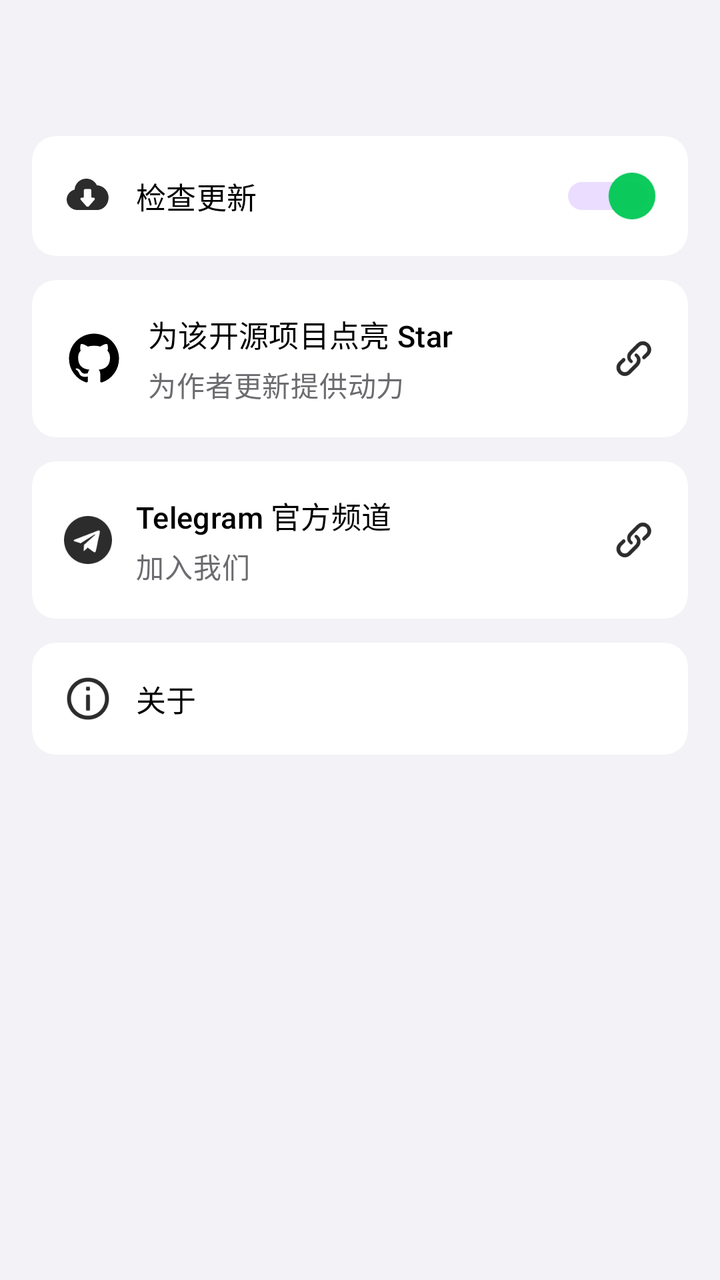
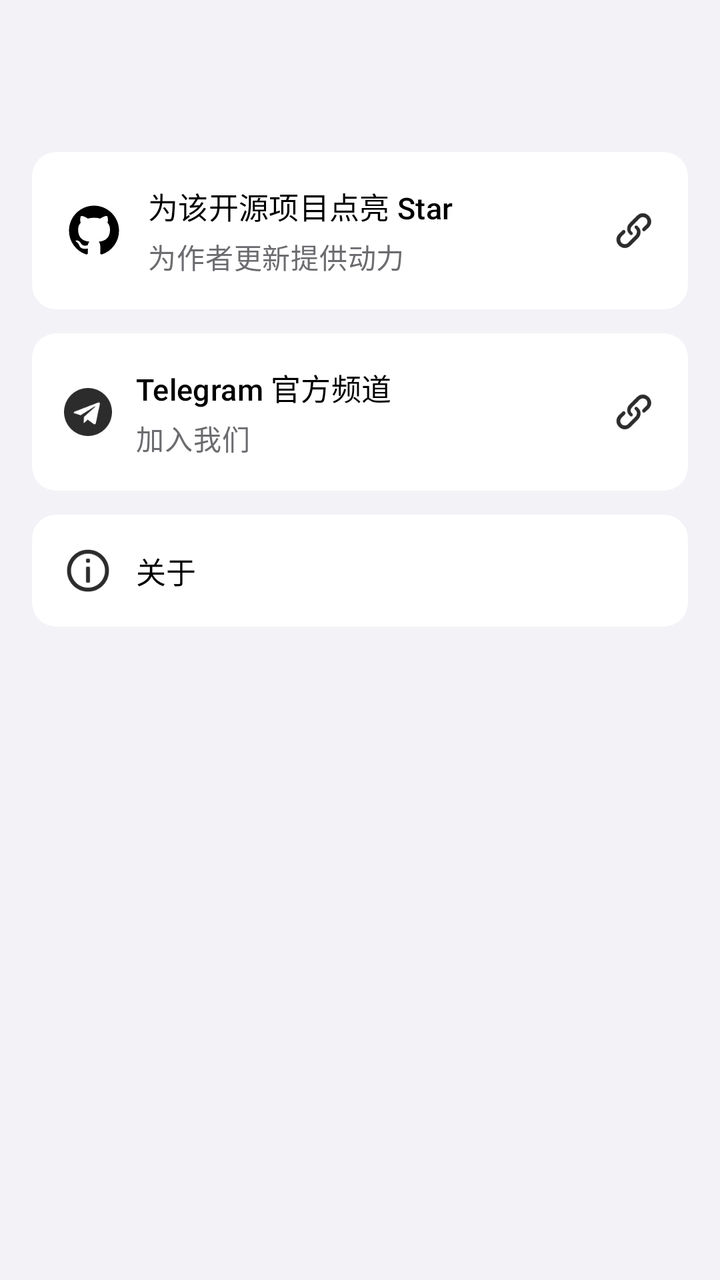

Two renders of the same Android screen: before a commit and after it. Below are the layout's source before the change and the commit's diff.
<!-- AndroidManifest.xml: application theme Theme.Aurora -->
<!-- res/layout/fragment_settings_placeholder.xml -->
<?xml version="1.0" encoding="utf-8"?>
<androidx.core.widget.NestedScrollView xmlns:android="http://schemas.android.com/apk/res/android"
    xmlns:app="http://schemas.android.com/apk/res-auto"
    android:layout_width="match_parent"
    android:layout_height="match_parent"
    android:clipToPadding="false"
    android:overScrollMode="never"
    android:paddingBottom="88dp">

    <LinearLayout
        android:layout_width="match_parent"
        android:layout_height="wrap_content"
        android:orientation="vertical"
        android:paddingHorizontal="@dimen/ios_screen_edge"
        android:paddingTop="64dp"
        android:paddingBottom="24dp">

        <com.google.android.material.card.MaterialCardView
            android:id="@+id/cardCheckUpdate"
            android:layout_width="match_parent"
            android:layout_height="wrap_content"
            android:layout_marginTop="4dp"
            app:cardBackgroundColor="@color/ios_card"
            app:cardCornerRadius="@dimen/ios_card_corner"
            app:cardElevation="0dp"
            app:strokeColor="@color/ios_glass_stroke"
            app:strokeWidth="1dp">

            <LinearLayout
                android:layout_width="match_parent"
                android:layout_height="wrap_content"
                android:gravity="center_vertical"
                android:orientation="horizontal"
                android:padding="@dimen/ios_card_padding">

                <ImageView
                    android:layout_width="24dp"
                    android:layout_height="24dp"
                    android:layout_marginEnd="12dp"
                    android:contentDescription="检查更新"
                    android:src="@drawable/ic_check_update" />

                <TextView
                    android:layout_width="0dp"
                    android:layout_height="wrap_content"
                    android:layout_weight="1"
                    android:text="检查更新"
                    android:textAppearance="@style/Widget.IOS.SubsectionTitle"
                    android:textColor="@color/ios_text_primary" />

                <androidx.appcompat.widget.SwitchCompat
                    android:id="@+id/switchCheckUpdate"
                    android:layout_width="wrap_content"
                    android:layout_height="wrap_content"
                    android:minHeight="28dp"
                    android:padding="0dp"
                    android:thumb="@drawable/switch_ios26_thumb"
                    android:track="@drawable/switch_ios26_track"
                    android:splitTrack="false"
                    android:checked="true" />
            </LinearLayout>
        </com.google.android.material.card.MaterialCardView>

        <com.google.android.material.card.MaterialCardView
            android:id="@+id/cardGithubRepo"
            android:layout_width="match_parent"
            android:layout_height="wrap_content"
            android:layout_marginTop="12dp"
            android:clickable="true"
            android:focusable="true"
            android:foreground="?attr/selectableItemBackground"
            app:cardBackgroundColor="@color/ios_card"
            app:cardCornerRadius="@dimen/ios_card_corner"
            app:cardElevation="0dp"
            app:strokeColor="@color/ios_glass_stroke"
            app:strokeWidth="1dp">

            <LinearLayout
                android:layout_width="match_parent"
                android:layout_height="wrap_content"
                android:gravity="center_vertical"
                android:orientation="horizontal"
                android:padding="@dimen/ios_card_padding">

                <ImageView
                    android:layout_width="30dp"
                    android:layout_height="30dp"
                    android:layout_marginEnd="12dp"
                    android:contentDescription="GitHub"
                    android:src="@drawable/ic_github_logo" />

                <LinearLayout
                    android:layout_width="0dp"
                    android:layout_height="wrap_content"
                    android:layout_weight="1"
                    android:orientation="vertical">

                    <TextView
                        android:layout_width="wrap_content"
                        android:layout_height="wrap_content"
                        android:text="为该开源项目点亮 Star"
                        android:textAppearance="@style/Widget.IOS.SubsectionTitle"
                        android:textColor="@color/ios_text_primary" />

                    <TextView
                        android:layout_width="wrap_content"
                        android:layout_height="wrap_content"
                        android:layout_marginTop="4dp"
                        android:text="为作者更新提供动力"
                        android:textAppearance="@style/Widget.IOS.Body"
                        android:textColor="@color/ios_text_secondary" />
                </LinearLayout>

                <ImageView
                    android:layout_width="wrap_content"
                    android:layout_height="wrap_content"
                    android:contentDescription="打开链接"
                    android:src="@drawable/ic_link_chain" />
            </LinearLayout>
        </com.google.android.material.card.MaterialCardView>

        <com.google.android.material.card.MaterialCardView
            android:id="@+id/cardTelegramChannel"
            android:layout_width="match_parent"
            android:layout_height="wrap_content"
            android:layout_marginTop="12dp"
            android:clickable="true"
            android:focusable="true"
            android:foreground="?attr/selectableItemBackground"
            app:cardBackgroundColor="@color/ios_card"
            app:cardCornerRadius="@dimen/ios_card_corner"
            app:cardElevation="0dp"
            app:strokeColor="@color/ios_glass_stroke"
            app:strokeWidth="1dp">

            <LinearLayout
                android:layout_width="match_parent"
                android:layout_height="wrap_content"
                android:gravity="center_vertical"
                android:orientation="horizontal"
                android:padding="@dimen/ios_card_padding">

                <ImageView
                    android:layout_width="24dp"
                    android:layout_height="24dp"
                    android:layout_marginEnd="12dp"
                    android:contentDescription="Telegram"
                    android:src="@drawable/ic_telegram_channel" />

                <LinearLayout
                    android:layout_width="0dp"
                    android:layout_height="wrap_content"
                    android:layout_weight="1"
                    android:orientation="vertical">

                    <TextView
                        android:layout_width="wrap_content"
                        android:layout_height="wrap_content"
                        android:text="Telegram 官方频道"
                        android:textAppearance="@style/Widget.IOS.SubsectionTitle"
                        android:textColor="@color/ios_text_primary" />

                    <TextView
                        android:layout_width="wrap_content"
                        android:layout_height="wrap_content"
                        android:layout_marginTop="4dp"
                        android:text="加入我们"
                        android:textAppearance="@style/Widget.IOS.Body"
                        android:textColor="@color/ios_text_secondary" />
                </LinearLayout>

                <ImageView
                    android:layout_width="wrap_content"
                    android:layout_height="wrap_content"
                    android:contentDescription="打开链接"
                    android:src="@drawable/ic_link_chain" />
            </LinearLayout>
        </com.google.android.material.card.MaterialCardView>

        <com.google.android.material.card.MaterialCardView
            android:id="@+id/cardAbout"
            android:layout_width="match_parent"
            android:layout_height="wrap_content"
            android:layout_marginTop="12dp"
            android:clickable="true"
            android:focusable="true"
            android:foreground="?attr/selectableItemBackground"
            app:cardBackgroundColor="@color/ios_card"
            app:cardCornerRadius="@dimen/ios_card_corner"
            app:cardElevation="0dp"
            app:strokeColor="@color/ios_glass_stroke"
            app:strokeWidth="1dp">

            <LinearLayout
                android:layout_width="match_parent"
                android:layout_height="wrap_content"
                android:gravity="center_vertical"
                android:orientation="horizontal"
                android:padding="@dimen/ios_card_padding">

                <ImageView
                    android:layout_width="24dp"
                    android:layout_height="24dp"
                    android:layout_marginEnd="12dp"
                    android:contentDescription="关于"
                    android:src="@drawable/ic_about_info" />

                <LinearLayout
                    android:layout_width="0dp"
                    android:layout_height="wrap_content"
                    android:layout_weight="1"
                    android:orientation="vertical">

                    <TextView
                        android:layout_width="wrap_content"
                        android:layout_height="wrap_content"
                        android:text="关于"
                        android:textAppearance="@style/Widget.IOS.SubsectionTitle"
                        android:textColor="@color/ios_text_primary" />
                </LinearLayout>

            </LinearLayout>
        </com.google.android.material.card.MaterialCardView>
    </LinearLayout>
</androidx.core.widget.NestedScrollView>
<!-- resources referenced by this layout -->
<resources>
  <color name="ios_card">#FFFFFF</color>
  <color name="ios_glass_stroke">#33FFFFFF</color>
  <color name="ios_text_primary">#000000</color>
  <color name="ios_text_secondary">#6C6C70</color>
  <dimen name="ios_card_corner">12dp</dimen>
  <dimen name="ios_card_padding">16dp</dimen>
  <dimen name="ios_screen_edge">16dp</dimen>
  <!-- drawable ic_check_update (drawable) -->
  <?xml version="1.0" encoding="utf-8"?>
  <vector xmlns:android="http://schemas.android.com/apk/res/android"
      android:width="24dp"
      android:height="24dp"
      android:viewportWidth="1024"
      android:viewportHeight="1024">
      <path
          android:fillColor="#2C2C2C"
          android:pathData="M700.8128,282.71466667c-40.51733333,-83.82933333 -125.744,-141.11253333 -224.94186667,-141.11253334 -132.7296,0 -241.70773333,103.38986667 -250.09066666,233.3248C127.97866667,402.8704 56.72426667,488.09706667 56.72426667,588.69333333c0,118.75733333 99.19786667,216.55893333 223.54453333,223.54453334h419.14666667c138.31893333,0 251.488,-118.7584 251.488,-265.4592 0,-141.11253333 -110.37546667,-257.07733333 -250.09066667,-264.06293334zM652.144,591.30133333L529.84853333,731.42613333c-14.3808,13.6416 -37.7088,13.6416 -52.0864,0L355.46666667,591.30133333h-0.00106667c-3.5936,-4.6656 -5.7152,-10.34666667 -5.7152,-16.55466666 0,-15.3632 13.1168,-27.82293333 29.344,-27.82293334h29.344c8.07146667,0 14.66346667,-6.26986667 14.66346667,-13.91466666l0.3712,-142.25066667h0.03946666c0,-15.2352 13.0528,-27.57546667 29.20746667,-27.57546667h102.21973333c16.1376,0 29.20853333,12.34666667 29.20853334,27.5744l0.3712,142.25173334c0,7.66613333 6.59946667,13.91466667 14.66346666,13.91466666h29.34186667c16.21333333,0 29.35253333,12.45653333 29.35253333,27.82293334 0,6.19733333 -2.13333333,11.88693333 -5.73333333,16.55466666z" />
  </vector>
  <!-- drawable switch_ios26_thumb (drawable) -->
  <?xml version="1.0" encoding="utf-8"?>
  <selector xmlns:android="http://schemas.android.com/apk/res/android">
      <item android:state_checked="true">
          <shape android:shape="oval">
              <size android:width="24dp" android:height="24dp" />
              <solid android:color="#F2FFFFFF" />
              <stroke android:width="0.5dp" android:color="#26000000" />
          </shape>
      </item>
  
      <item>
          <shape android:shape="oval">
              <size android:width="24dp" android:height="24dp" />
              <solid android:color="#F2FFFFFF" />
              <stroke android:width="0.5dp" android:color="#26000000" />
          </shape>
      </item>
  </selector>
  <!-- drawable switch_ios26_track (drawable) -->
  <?xml version="1.0" encoding="utf-8"?>
  <selector xmlns:android="http://schemas.android.com/apk/res/android">
      <item android:state_checked="true">
          <shape android:shape="rectangle">
              <size android:height="28dp" />
              <corners android:radius="999dp" />
              
              <solid android:color="#3370FF" />
              <stroke android:width="1dp" android:color="#33000000" />
          </shape>
      </item>
  
      <item>
          <shape android:shape="rectangle">
              <size android:height="28dp" />
              <corners android:radius="999dp" />
              
              <solid android:color="#E5E5EA" />
              <stroke android:width="1dp" android:color="#33000000" />
          </shape>
      </item>
  </selector>
  <style name="Widget.IOS.Body" parent="TextAppearance.Material3.BodyMedium">
          <item name="android:textColor">@color/ios_text_primary</item>
          <item name="android:lineSpacingMultiplier">1.15</item>
      </style>
  <style name="Theme.Aurora" parent="Base.Theme.Aurora" />
  <color name="ios_accent">#00C853</color>
  <color name="white">#FFFFFFFF</color>
  <color name="ios_background_grouped">#F2F2F7</color>
  <!-- unchanged entries left out for length: 6 -->
</resources>

<!-- the commit's change to res/layout/fragment_settings_placeholder.xml (unified diff, before → after) -->
@@ -14,52 +14,6 @@
         android:paddingHorizontal="@dimen/ios_screen_edge"
         android:paddingTop="64dp"
         android:paddingBottom="24dp">
-
-        <com.google.android.material.card.MaterialCardView
-            android:id="@+id/cardCheckUpdate"
-            android:layout_width="match_parent"
-            android:layout_height="wrap_content"
-            android:layout_marginTop="4dp"
-            app:cardBackgroundColor="@color/ios_card"
-            app:cardCornerRadius="@dimen/ios_card_corner"
-            app:cardElevation="0dp"
-            app:strokeColor="@color/ios_glass_stroke"
-            app:strokeWidth="1dp">
-
-            <LinearLayout
-                android:layout_width="match_parent"
-                android:layout_height="wrap_content"
-                android:gravity="center_vertical"
-                android:orientation="horizontal"
-                android:padding="@dimen/ios_card_padding">
-
-                <ImageView
-                    android:layout_width="24dp"
-                    android:layout_height="24dp"
-                    android:layout_marginEnd="12dp"
-                    android:contentDescription="检查更新"
-                    android:src="@drawable/ic_check_update" />
-
-                <TextView
-                    android:layout_width="0dp"
-                    android:layout_height="wrap_content"
-                    android:layout_weight="1"
-                    android:text="检查更新"
-                    android:textAppearance="@style/Widget.IOS.SubsectionTitle"
-                    android:textColor="@color/ios_text_primary" />
-
-                <androidx.appcompat.widget.SwitchCompat
-                    android:id="@+id/switchCheckUpdate"
-                    android:layout_width="wrap_content"
-                    android:layout_height="wrap_content"
-                    android:minHeight="28dp"
-                    android:padding="0dp"
-                    android:thumb="@drawable/switch_ios26_thumb"
-                    android:track="@drawable/switch_ios26_track"
-                    android:splitTrack="false"
-                    android:checked="true" />
-            </LinearLayout>
-        </com.google.android.material.card.MaterialCardView>
 
         <com.google.android.material.card.MaterialCardView
             android:id="@+id/cardGithubRepo"
<!-- resource entries referenced after the edit -->
@@ -7,59 +7,6 @@
   <dimen name="ios_card_corner">12dp</dimen>
   <dimen name="ios_card_padding">16dp</dimen>
   <dimen name="ios_screen_edge">16dp</dimen>
-  <!-- drawable ic_check_update (drawable) -->
-  <?xml version="1.0" encoding="utf-8"?>
-  <vector xmlns:android="http://schemas.android.com/apk/res/android"
-      android:width="24dp"
-      android:height="24dp"
-      android:viewportWidth="1024"
-      android:viewportHeight="1024">
-      <path
-          android:fillColor="#2C2C2C"
-          android:pathData="M700.8128,282.71466667c-40.51733333,-83.82933333 -125.744,-141.11253333 -224.94186667,-141.11253334 -132.7296,0 -241.70773333,103.38986667 -250.09066666,233.3248C127.97866667,402.8704 56.72426667,488.09706667 56.72426667,588.69333333c0,118.75733333 99.19786667,216.55893333 223.54453333,223.54453334h419.14666667c138.31893333,0 251.488,-118.7584 251.488,-265.4592 0,-141.11253333 -110.37546667,-257.07733333 -250.09066667,-264.06293334zM652.144,591.30133333L529.84853333,731.42613333c-14.3808,13.6416 -37.7088,13.6416 -52.0864,0L355.46666667,591.30133333h-0.00106667c-3.5936,-4.6656 -5.7152,-10.34666667 -5.7152,-16.55466666 0,-15.3632 13.1168,-27.82293333 29.344,-27.82293334h29.344c8.07146667,0 14.66346667,-6.26986667 14.66346667,-13.91466666l0.3712,-142.25066667h0.03946666c0,-15.2352 13.0528,-27.57546667 29.20746667,-27.57546667h102.21973333c16.1376,0 29.20853333,12.34666667 29.20853334,27.5744l0.3712,142.25173334c0,7.66613333 6.59946667,13.91466667 14.66346666,13.91466666h29.34186667c16.21333333,0 29.35253333,12.45653333 29.35253333,27.82293334 0,6.19733333 -2.13333333,11.88693333 -5.73333333,16.55466666z" />
-  </vector>
-  <!-- drawable switch_ios26_thumb (drawable) -->
-  <?xml version="1.0" encoding="utf-8"?>
-  <selector xmlns:android="http://schemas.android.com/apk/res/android">
-      <item android:state_checked="true">
-          <shape android:shape="oval">
-              <size android:width="24dp" android:height="24dp" />
-              <solid android:color="#F2FFFFFF" />
-              <stroke android:width="0.5dp" android:color="#26000000" />
-          </shape>
-      </item>
-  
-      <item>
-          <shape android:shape="oval">
-              <size android:width="24dp" android:height="24dp" />
-              <solid android:color="#F2FFFFFF" />
-              <stroke android:width="0.5dp" android:color="#26000000" />
-          </shape>
-      </item>
-  </selector>
-  <!-- drawable switch_ios26_track (drawable) -->
-  <?xml version="1.0" encoding="utf-8"?>
-  <selector xmlns:android="http://schemas.android.com/apk/res/android">
-      <item android:state_checked="true">
-          <shape android:shape="rectangle">
-              <size android:height="28dp" />
-              <corners android:radius="999dp" />
-              
-              <solid android:color="#3370FF" />
-              <stroke android:width="1dp" android:color="#33000000" />
-          </shape>
-      </item>
-  
-      <item>
-          <shape android:shape="rectangle">
-              <size android:height="28dp" />
-              <corners android:radius="999dp" />
-              
-              <solid android:color="#E5E5EA" />
-              <stroke android:width="1dp" android:color="#33000000" />
-          </shape>
-      </item>
-  </selector>
   <style name="Widget.IOS.Body" parent="TextAppearance.Material3.BodyMedium">
           <item name="android:textColor">@color/ios_text_primary</item>
           <item name="android:lineSpacingMultiplier">1.15</item>
